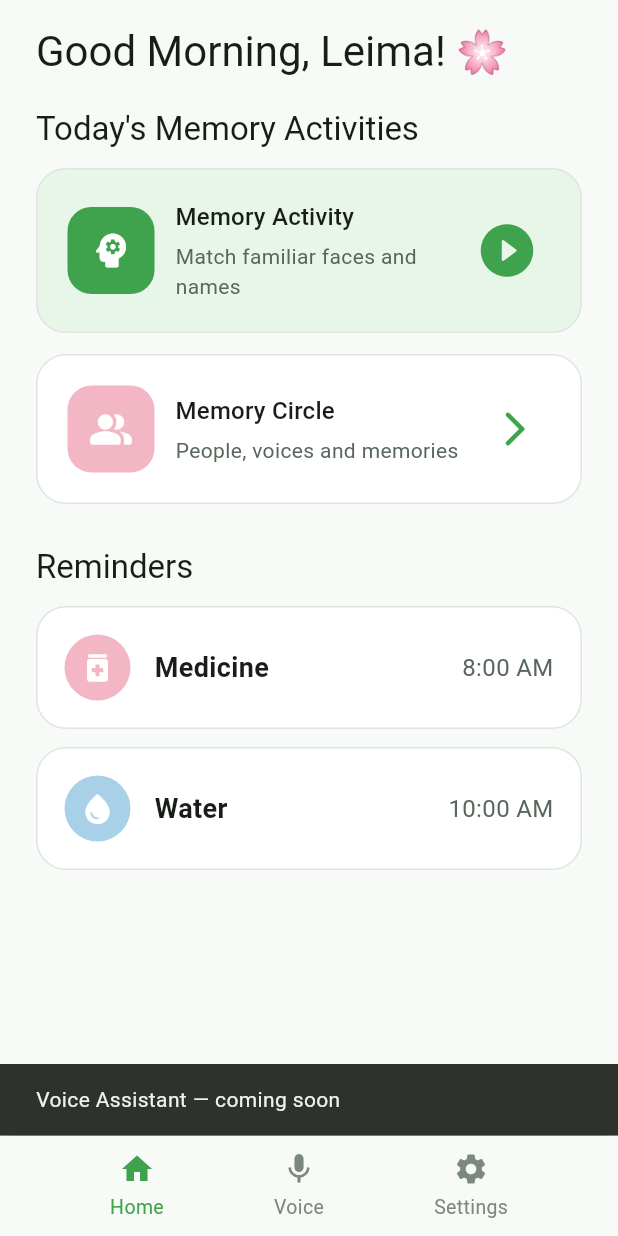
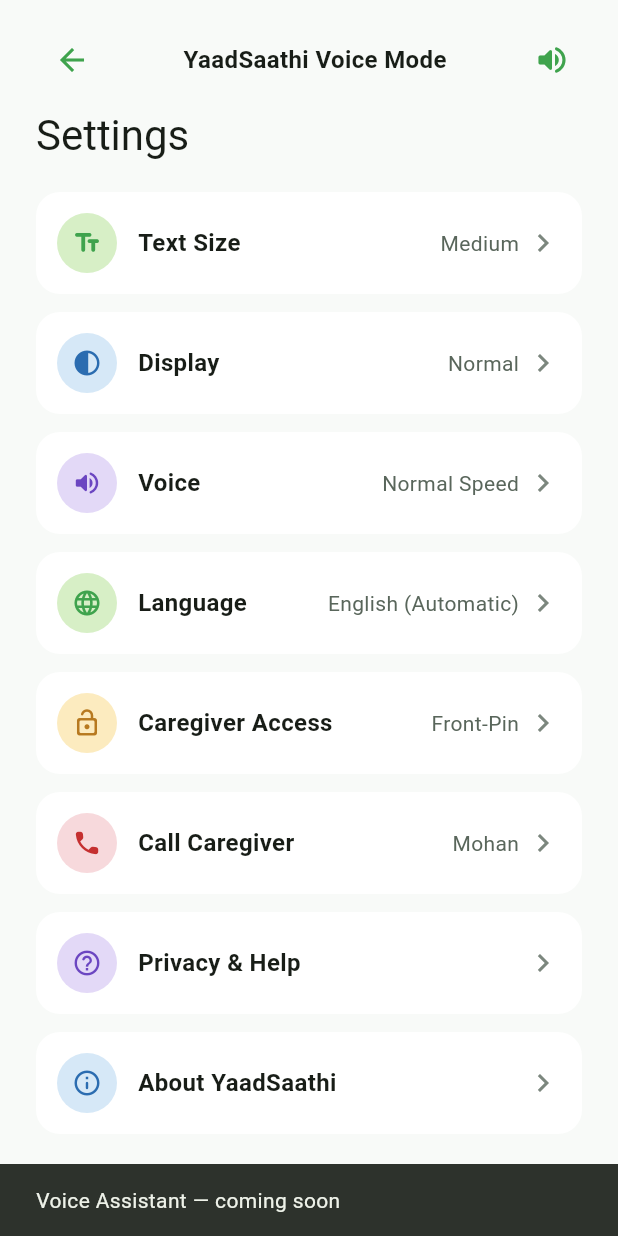
Before and after one commit to dmahi30/YaadSaathi, a Flutter app: the PatientHomeScreen screen opened directly, item 2 of the bottom bar chosen, after a tap on "Settings", on a phone screen of 412 x 824 dp. Run offline on Flutter 3.47's test engine with Material 3 defaults, Android fonts, the phone set to English and light mode, and no system bars; our stand-ins replace flutter_tts.

Commit message:
Settings page on the patient side added and Caregiver's side connected

```diff
--- /dev/null
+++ b/lib/core/state/app_settings_controller.dart
@@ -0,0 +1,61 @@
+import 'package:flutter/material.dart';
+
+/// Holds app-wide accessibility/preference state. A single global instance
+/// (see [appSettings] below) is read by MaterialApp to scale text across
+/// every screen, and by the Settings screen to show/edit current values.
+/// No provider/riverpod dependency needed — ChangeNotifier + ListenableBuilder
+/// is enough for this scope.
+class AppSettingsController extends ChangeNotifier {
+  String _textSizeLabel = 'Medium';
+  String _displayLabel = 'Normal';
+  String _voiceSpeedLabel = 'Normal Speed';
+  String _languageLabel = 'English (Automatic)';
+
+  String get textSizeLabel => _textSizeLabel;
+  String get displayLabel => _displayLabel;
+  String get voiceSpeedLabel => _voiceSpeedLabel;
+  String get languageLabel => _languageLabel;
+
+  /// True when the user has selected High Contrast in Display settings.
+  /// Read by MaterialApp to switch its whole theme, not just this screen.
+  bool get isHighContrast => _displayLabel == 'High Contrast';
+
+  /// Used by MaterialApp's MediaQuery override to scale every Text widget
+  /// in the app at once.
+  double get textScaleFactor {
+    switch (_textSizeLabel) {
+      case 'Small':
+        return 0.9;
+      case 'Large':
+        return 1.2;
+      case 'Extra Large':
+        return 1.4;
+      case 'Medium':
+      default:
+        return 1.0;
+    }
+  }
+
+  void setTextSize(String label) {
+    _textSizeLabel = label;
+    notifyListeners();
+  }
+
+  void setDisplay(String label) {
+    _displayLabel = label;
+    notifyListeners();
+  }
+
+  void setVoiceSpeed(String label) {
+    _voiceSpeedLabel = label;
+    notifyListeners();
+  }
+
+  void setLanguage(String label) {
+    _languageLabel = label;
+    notifyListeners();
+  }
+}
+
+/// Single shared instance used across the whole app.
+final appSettings = AppSettingsController();
--- a/lib/features/caregiver/pin_access/caregiver_pin_screen.dart
+++ b/lib/features/caregiver/pin_access/caregiver_pin_screen.dart
@@ -5,8 +5,8 @@
 import 'pin_controller.dart';
 
 class CaregiverPinScreen extends StatefulWidget {
-  final GameSession session;
-  const CaregiverPinScreen({super.key, required this.session});
+  final GameSession? session;
+  const CaregiverPinScreen({super.key, this.session});
 
   @override
   State<CaregiverPinScreen> createState() => _CaregiverPinScreenState();
--- a/lib/features/patient/home/patient_home_screen.dart
+++ b/lib/features/patient/home/patient_home_screen.dart
@@ -6,6 +6,7 @@
 import '../../../data/models/reminder.dart';
 import '../../caregiver/memory_circle/memory_circle_screen.dart';
 import '../games/face_name_match/face_name_match_screen.dart';
+import '../settings/patient_settings_screen.dart';
 
 class PatientHomeScreen extends StatelessWidget {
   const PatientHomeScreen({super.key});
@@ -219,11 +220,13 @@
               icon: Icons.settings,
               label: 'Settings',
               active: false,
-              onTap: () => ScaffoldMessenger.of(context).showSnackBar(
-                const SnackBar(
-                  content: Text('Settings — coming soon'),
-                ),
-              ),
+              onTap: () {
+                Navigator.of(context).push(
+                  MaterialPageRoute(
+                    builder: (_) => const PatientSettingsScreen(),
+                  ),
+                );
+              },
             ),
           ],
         ),
--- a/lib/features/patient/settings/patient_settings_screen.dart
+++ b/lib/features/patient/settings/patient_settings_screen.dart
@@ -0,0 +1,318 @@
+import 'package:flutter/material.dart';
+
+import '../../../core/constants/app_colors.dart';
+import '../../../core/state/app_settings_controller.dart';
+import '../../caregiver/pin_access/caregiver_pin_screen.dart';
+
+class PatientSettingsScreen extends StatelessWidget {
+  const PatientSettingsScreen({super.key});
+
+  @override
+  Widget build(BuildContext context) {
+    return Scaffold(
+      backgroundColor: AppColors.background,
+      body: SafeArea(
+        child: ListenableBuilder(
+          listenable: appSettings,
+          builder: (context, _) {
+            return SingleChildScrollView(
+              padding: const EdgeInsets.symmetric(horizontal: 24, vertical: 16),
+              child: Column(
+                crossAxisAlignment: CrossAxisAlignment.start,
+                children: [
+                  Row(
+                    mainAxisAlignment: MainAxisAlignment.spaceBetween,
+                    children: [
+                      IconButton(
+                        onPressed: () => Navigator.of(context).maybePop(),
+                        icon: const Icon(Icons.arrow_back, color: AppColors.primaryGreen),
+                      ),
+                      const Text(
+                        'YaadSaathi Voice Mode',
+                        style: TextStyle(fontWeight: FontWeight.w600, fontSize: 16),
+                      ),
+                      CircleAvatar(
+                        backgroundColor: AppColors.background,
+                        child: IconButton(
+                          icon: const Icon(Icons.volume_up_rounded, color: AppColors.primaryGreen),
+                          onPressed: () {
+                            // Wire to your TTS/read-aloud service here.
+                          },
+                        ),
+                      ),
+                    ],
+                  ),
+                  const SizedBox(height: 8),
+                  Text('Settings', style: Theme.of(context).textTheme.headlineMedium),
+                  const SizedBox(height: 20),
+
+                  _SettingsRow(
+                    icon: Icons.text_fields_rounded,
+                    iconBg: const Color(0xFFD7EFC6),
+                    iconColor: AppColors.primaryGreen,
+                    label: 'Text Size',
+                    value: appSettings.textSizeLabel,
+                    onTap: () => _showPicker(
+                      context,
+                      title: 'Text Size',
+                      options: const ['Small', 'Medium', 'Large', 'Extra Large'],
+                      current: appSettings.textSizeLabel,
+                      onSelected: appSettings.setTextSize,
+                    ),
+                  ),
+                  _SettingsRow(
+                    icon: Icons.contrast_rounded,
+                    iconBg: const Color(0xFFD6E8F7),
+                    iconColor: const Color(0xFF2B6CB0),
+                    label: 'Display',
+                    value: appSettings.displayLabel,
+                    onTap: () => _showPicker(
+                      context,
+                      title: 'Display',
+                      options: const ['Normal', 'High Contrast'],
+                      current: appSettings.displayLabel,
+                      onSelected: appSettings.setDisplay,
+                    ),
+                  ),
+                  _SettingsRow(
+                    icon: Icons.volume_up_rounded,
+                    iconBg: const Color(0xFFE3D9F7),
+                    iconColor: const Color(0xFF6B46C1),
+                    label: 'Voice',
+                    value: appSettings.voiceSpeedLabel,
+                    onTap: () => _showPicker(
+                      context,
+                      title: 'Voice Speed',
+                      options: const ['Slow', 'Normal Speed', 'Fast'],
+                      current: appSettings.voiceSpeedLabel,
+                      onSelected: appSettings.setVoiceSpeed,
+                    ),
+                  ),
+                  _SettingsRow(
+                    icon: Icons.language_rounded,
+                    iconBg: const Color(0xFFD7EFC6),
+                    iconColor: AppColors.primaryGreen,
+                    label: 'Language',
+                    value: appSettings.languageLabel,
+                    onTap: () => _showPicker(
+                      context,
+                      title: 'Language',
+                      options: const [
+                        'English (Automatic)',
+                        'Hindi',
+                        'Assamese',
+                        'Bodo',
+                        'Khasi',
+                        'Mizo',
+                        'Nagamese',
+                        'Manipuri / Meitei',
+                      ],
+                      current: appSettings.languageLabel,
+                      onSelected: appSettings.setLanguage,
+                    ),
+                  ),
+                  _SettingsRow(
+                    icon: Icons.lock_open_rounded,
+                    iconBg: const Color(0xFFFCEBBF),
+                    iconColor: const Color(0xFFB7791F),
+                    label: 'Caregiver Access',
+                    value: 'Front-Pin',
+                    onTap: () {
+                      // Opens the existing PIN-gated Caregiver Mode flow.
+                      Navigator.of(context).push(
+                        MaterialPageRoute(builder: (_) => const CaregiverPinScreen()),
+                      ); // works once `session` is made optional below
+                    },
+                  ),
+                  _SettingsRow(
+                    icon: Icons.call_rounded,
+                    iconBg: const Color(0xFFF7D9DC),
+                    iconColor: const Color(0xFFC53030),
+                    label: 'Call Caregiver',
+                    value: 'Mohan',
+                    onTap: () => _showCallDialog(context, 'Mohan'),
+                  ),
+                  _SettingsRow(
+                    icon: Icons.help_outline_rounded,
+                    iconBg: const Color(0xFFE3D9F7),
+                    iconColor: const Color(0xFF6B46C1),
+                    label: 'Privacy & Help',
+                    value: '',
+                    onTap: () => _showInfoDialog(
+                      context,
+                      title: 'Privacy & Help',
+                      body: 'Your activity and health data is stored securely and only '
+                          'shared with your registered caregiver. Contact your caregiver '
+                          'if you need help using the app.',
+                    ),
+                  ),
+                  _SettingsRow(
+                    icon: Icons.info_outline_rounded,
+                    iconBg: const Color(0xFFD6E8F7),
+                    iconColor: const Color(0xFF2B6CB0),
+                    label: 'About YaadSaathi',
+                    value: '',
+                    onTap: () => _showInfoDialog(
+                      context,
+                      title: 'About YaadSaathi',
+                      body: 'YaadSaathi helps you stay connected to the people and '
+                          'routines you love, with simple daily memory activities.',
+                    ),
+                  ),
+                ],
+              ),
+            );
+          },
+        ),
+      ),
+    );
+  }
+
+  void _showPicker(
+    BuildContext context, {
+    required String title,
+    required List<String> options,
+    required String current,
+    required void Function(String) onSelected,
+  }) {
+    showModalBottomSheet(
+      context: context,
+      backgroundColor: Colors.white,
+      isScrollControlled: true, // required so the sheet can grow and scroll
+      shape: const RoundedRectangleBorder(
+        borderRadius: BorderRadius.vertical(top: Radius.circular(20)),
+      ),
+      builder: (sheetContext) {
+        return SafeArea(
+          child: ConstrainedBox(
+            // Caps sheet height so long lists (e.g. 8 languages) scroll
+            // instead of overflowing past the bottom of the screen.
+            constraints: BoxConstraints(
+              maxHeight: MediaQuery.of(sheetContext).size.height * 0.7,
+            ),
+            child: Column(
+              mainAxisSize: MainAxisSize.min,
+              children: [
+                Padding(
+                  padding: const EdgeInsets.all(16),
+                  child: Text(title, style: const TextStyle(fontSize: 16, fontWeight: FontWeight.w600)),
+                ),
+                Flexible(
+                  child: ListView(
+                    shrinkWrap: true,
+                    children: options.map(
+                      (option) => ListTile(
+                        title: Text(option),
+                        trailing: option == current
+                            ? const Icon(Icons.check_circle, color: AppColors.primaryGreen)
+                            : null,
+                        onTap: () {
+                          onSelected(option);
+                          Navigator.of(sheetContext).pop();
+                        },
+                      ),
+                    ).toList(),
+                  ),
+                ),
+                const SizedBox(height: 8),
+              ],
+            ),
+          ),
+        );
+      },
+    );
+  }
+
+  void _showCallDialog(BuildContext context, String name) {
+    showDialog(
+      context: context,
+      builder: (dialogContext) => AlertDialog(
+        title: Text('Call $name?'),
+        content: const Text('This will start a phone call to your caregiver.'),
+        actions: [
+          TextButton(
+            onPressed: () => Navigator.of(dialogContext).pop(),
+            child: const Text('Cancel'),
+          ),
+          ElevatedButton(
+            style: ElevatedButton.styleFrom(backgroundColor: AppColors.primaryGreen),
+            onPressed: () {
+              // Wire url_launcher's tel: scheme here once the package is added.
+              Navigator.of(dialogContext).pop();
+            },
+            child: const Text('Call', style: TextStyle(color: Colors.white)),
+          ),
+        ],
+      ),
+    );
+  }
+
+  void _showInfoDialog(BuildContext context, {required String title, required String body}) {
+    showDialog(
+      context: context,
+      builder: (dialogContext) => AlertDialog(
+        title: Text(title),
+        content: Text(body),
+        actions: [
+          TextButton(
+            onPressed: () => Navigator.of(dialogContext).pop(),
+            child: const Text('Close'),
+          ),
+        ],
+      ),
+    );
+  }
+}
+
+class _SettingsRow extends StatelessWidget {
+  final IconData icon;
+  final Color iconBg;
+  final Color iconColor;
+  final String label;
+  final String value;
+  final VoidCallback onTap;
+
+  const _SettingsRow({
+    required this.icon,
+    required this.iconBg,
+    required this.iconColor,
+    required this.label,
+    required this.value,
+    required this.onTap,
+  });
+
+  @override
+  Widget build(BuildContext context) {
+    return Padding(
+      padding: const EdgeInsets.only(bottom: 12),
+      child: Material(
+        color: Colors.white,
+        borderRadius: BorderRadius.circular(16),
+        child: InkWell(
+          borderRadius: BorderRadius.circular(16),
+          onTap: onTap,
+          child: Padding(
+            padding: const EdgeInsets.all(14),
+            child: Row(
+              children: [
+                CircleAvatar(
+                  radius: 20,
+                  backgroundColor: iconBg,
+                  child: Icon(icon, color: iconColor, size: 20),
+                ),
+                const SizedBox(width: 14),
+                Expanded(
+                  child: Text(label, style: const TextStyle(fontSize: 16, fontWeight: FontWeight.w600)),
+                ),
+                if (value.isNotEmpty)
+                  Text(value, style: const TextStyle(color: AppColors.textMedium, fontSize: 14)),
+                const SizedBox(width: 4),
+                const Icon(Icons.chevron_right, color: AppColors.textLight),
+              ],
+            ),
+          ),
+        ),
+      ),
+    );
+  }
+}
```
Also changed, not shown: lib/app/app.dart (+25 -5 lines), lib/app/high_contrast_theme.dart (added, +44 -0 lines).
